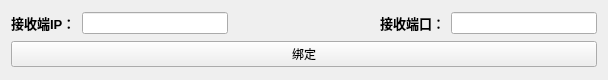
Qt form lab3/recever_v1/recever_v1.ui (Ozine233/net_lab) before a commit.
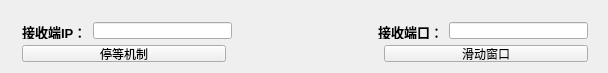
The same form after that commit.

```diff
--- a/lab3/recever_v1/recever_v1.ui
+++ b/lab3/recever_v1/recever_v1.ui
@@ -7,12 +7,21 @@
     <x>0</x>
     <y>0</y>
     <width>608</width>
-    <height>80</height>
+    <height>73</height>
    </rect>
   </property>
   <property name="windowTitle">
    <string>recever_v1</string>
   </property>
+  <widget class="QWidget" name="">
+   <property name="geometry">
+    <rect>
+     <x>11</x>
+     <y>11</y>
+     <width>588</width>
+     <height>62</height>
+    </rect>
+   </property>
   <layout class="QVBoxLayout" name="verticalLayout">
    <item>
     <layout class="QHBoxLayout" name="horizontalLayout">
@@ -52,13 +61,38 @@
     </layout>
    </item>
    <item>
-    <widget class="QPushButton" name="bindButton">
+     <layout class="QHBoxLayout" name="horizontalLayout_2" stretch="4,3,4">
+      <item>
+       <widget class="QPushButton" name="waitButton">
      <property name="text">
-      <string>绑定</string>
+         <string>停等机制</string>
      </property>
     </widget>
    </item>
-  </layout>
+      <item>
+       <spacer name="horizontalSpacer_2">
+        <property name="orientation">
+         <enum>Qt::Horizontal</enum>
+        </property>
+        <property name="sizeHint" stdset="0">
+         <size>
+          <width>40</width>
+          <height>20</height>
+         </size>
+        </property>
+       </spacer>
+      </item>
+      <item>
+       <widget class="QPushButton" name="windowButton">
+        <property name="text">
+         <string>滑动窗口</string>
+        </property>
+       </widget>
+      </item>
+     </layout>
+    </item>
+   </layout>
+  </widget>
  </widget>
  <layoutdefault spacing="6" margin="11"/>
  <resources>
```
Lines whose indentation alone changed are shown as unchanged.
